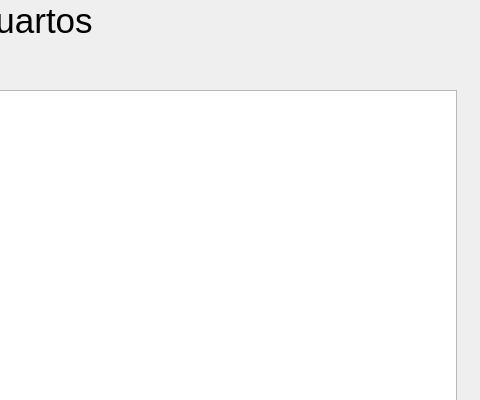
ViniiGabriel/hotelQT, file colaboradores/listaquartos.ui: the form before one commit; both pictures show x 184 to 664 and y 0 to 400 of the 664 by 525 pixel window.
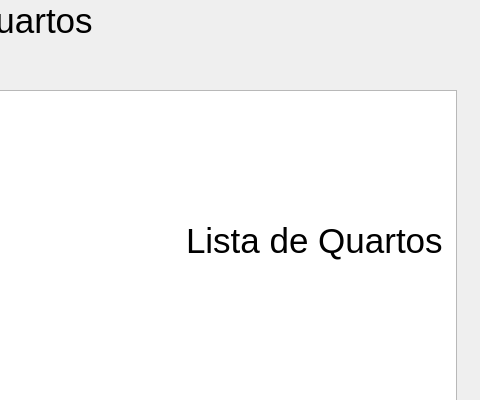
The form after the commit.

Diff of the .ui file:
```diff
--- a/colaboradores/listaquartos.ui
+++ b/colaboradores/listaquartos.ui
@@ -70,7 +70,7 @@
     </rect>
    </property>
   </widget>
-  <widget class="QWidget" name="">
+  <widget class="QWidget" name="layoutWidget">
    <property name="geometry">
     <rect>
      <x>20</x>
@@ -96,6 +96,24 @@
     </item>
    </layout>
   </widget>
+  <widget class="QLabel" name="label_2">
+   <property name="geometry">
+    <rect>
+     <x>370</x>
+     <y>220</y>
+     <width>281</width>
+     <height>41</height>
+    </rect>
+   </property>
+   <property name="font">
+    <font>
+     <pointsize>26</pointsize>
+    </font>
+   </property>
+   <property name="text">
+    <string>Lista de Quartos</string>
+   </property>
+  </widget>
  </widget>
  <resources/>
  <connections>
```
